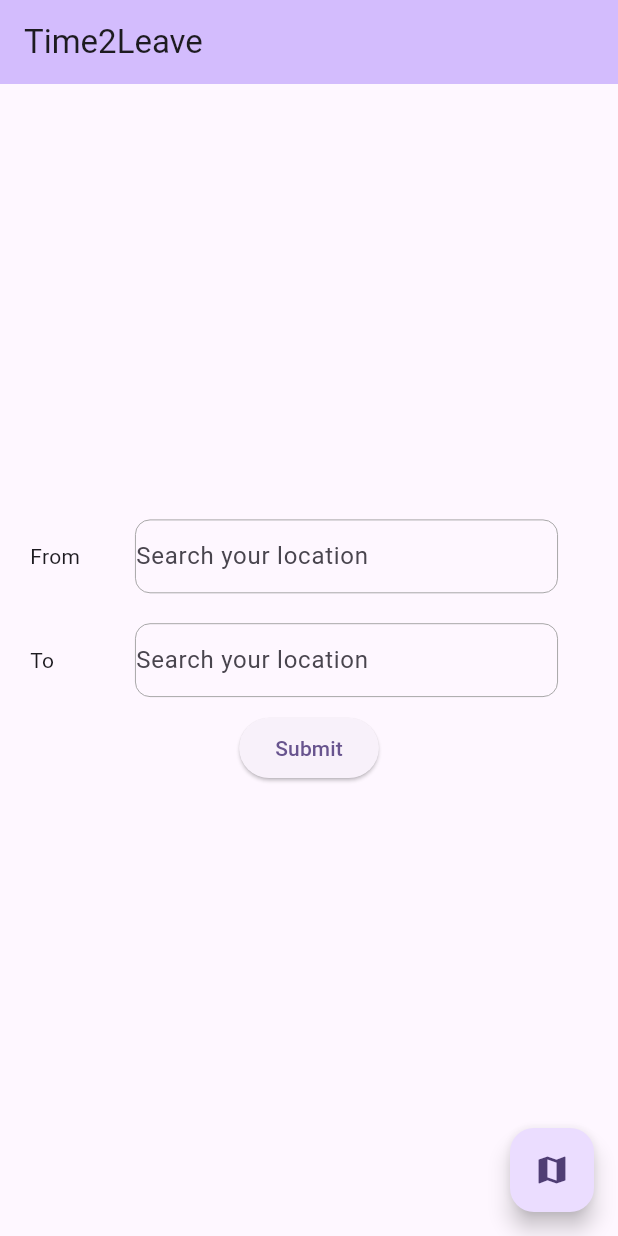
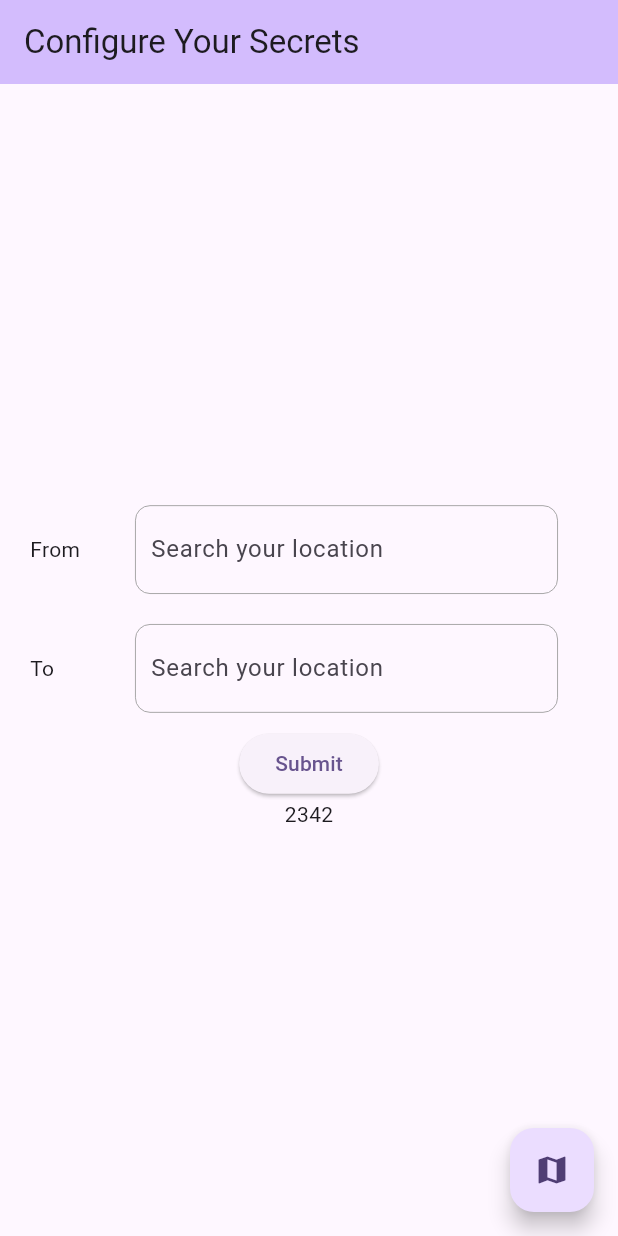
Before and after one commit to Rikenunes8/feup-s-TimeToLeaveAlarm, a Flutter app: the screen it shows after launch, after a tap on "Submit", on a phone screen of 412 x 824 dp. Run offline on Flutter 3.47's test engine with Material 2 defaults, Android fonts, the phone set to English and light mode, and no system bars; drawn by our look-alikes of google_places_flutter; our stand-ins replace google_maps_flutter.

Commit message:
Refactor requests out of page

```diff
--- /dev/null
+++ b/time_to_leave_alarm/lib/app.dart
@@ -0,0 +1,3 @@
+import 'package:time_to_leave_alarm/controllers/api/secret_utils.dart';
+
+const appTitle = secretsConfigured? 'Time2Leave' : 'Configure Your Secrets';
--- /dev/null
+++ b/time_to_leave_alarm/lib/controllers/api/requests/calculate_distance.dart
@@ -0,0 +1,34 @@
+import 'dart:convert';
+
+import 'package:flutter/material.dart';
+import 'package:time_to_leave_alarm/controllers/api/secrets.dart';
+import 'package:http/http.dart' as http;
+
+calculateDistance({
+  required String origin,
+  required String destination,
+  required Function(int) then
+}) {
+  if (googleDistanceAPIKey == '') {
+    debugPrint('Google Distance API Key not configured. Using mock data');
+    then(2342);
+  } else {
+    final queryParameters = {
+      'destinations': destination,
+      'origins': origin,
+      'mode': 'driving',
+      'key': googleDistanceAPIKey,
+    };
+    final uri = Uri.https('maps.googleapis.com',
+        '/maps/api/distancematrix/json', queryParameters);
+    debugPrint(uri.toString());
+    http.get(uri).then((value) {
+      debugPrint(value.body);
+      debugPrint(value.statusCode.toString());
+      var json = jsonDecode(value.body);
+      var element = json["rows"][0]["elements"][0];
+      var time = element["duration_in_traffic"]["value"];
+      then(time);
+    });
+  }
+}
--- /dev/null
+++ b/time_to_leave_alarm/lib/controllers/api/secret_utils.dart
@@ -0,0 +1,5 @@
+import 'package:time_to_leave_alarm/controllers/api/secrets.dart';
+
+const secretsConfigured =
+    googleAutocompleteAPIKey != ''
+    && googleDistanceAPIKey != '';
--- /dev/null
+++ b/time_to_leave_alarm/lib/controllers/api/widgets/AutoCompleteTextField.dart
@@ -0,0 +1,87 @@
+import 'package:flutter/material.dart';
+import 'package:google_places_flutter/google_places_flutter.dart';
+import 'package:google_places_flutter/model/prediction.dart';
+import 'package:time_to_leave_alarm/controllers/api/secrets.dart';
+
+class AutoCompleteTextField extends StatelessWidget {
+  const AutoCompleteTextField(
+      {Key? key,
+      required this.controller,
+      required this.hintText})
+      : super(key: key);
+
+  final TextEditingController controller;
+  final String hintText;
+
+  Widget buildMock(BuildContext context) {
+    return Container(
+      padding: EdgeInsets.symmetric(horizontal: 10, vertical: 5),
+      alignment: Alignment.centerLeft,
+      decoration: BoxDecoration(
+        shape: BoxShape.rectangle,
+        border: Border.all(color: Colors.grey, width: 0.6),
+        borderRadius: BorderRadius.all(Radius.circular(10))
+      ),
+      child: TextField(
+        controller: controller,
+        decoration: InputDecoration(
+          hintText: hintText,
+          border: InputBorder.none,
+          enabledBorder: InputBorder.none,
+        ),
+      )
+    );
+  }
+
+  Widget buildApi(BuildContext context) {
+    return GooglePlaceAutoCompleteTextField(
+      textEditingController: controller,
+      googleAPIKey: googleAutocompleteAPIKey,
+      inputDecoration: InputDecoration(
+        hintText: hintText,
+        border: InputBorder.none,
+        enabledBorder: InputBorder.none,
+      ),
+      debounceTime: 400,
+      countries: ["pt"],
+      isLatLngRequired: false,
+      getPlaceDetailWithLatLng: (Prediction prediction) {
+        print("placeDetails" + prediction.lat.toString());
+      },
+
+      itemClick: (Prediction prediction) {
+        controller.text = prediction.description ?? "";
+        controller.selection = TextSelection.fromPosition(
+            TextPosition(offset: prediction.description?.length ?? 0));
+      },
+      seperatedBuilder: const Divider(),
+      // OPTIONAL// If you want to customize list view item builder
+      itemBuilder: (context, index, Prediction prediction) {
+        return Container(
+          padding: const EdgeInsets.all(10),
+          child: Row(
+            children: [
+              const Icon(Icons.location_on),
+              const SizedBox(
+                width: 7,
+              ),
+              Expanded(child: Text("${prediction.description ?? ""}"))
+            ],
+          ),
+        );
+      },
+
+      isCrossBtnShown: true,
+      // default 600 ms ,
+    );
+  }
+
+  @override
+  Widget build(BuildContext context) {
+    if (googleAutocompleteAPIKey == '') {
+      return buildMock(context);
+    } else {
+      return buildApi(context);
+    }
+  }
+}
--- a/time_to_leave_alarm/lib/main.dart
+++ b/time_to_leave_alarm/lib/main.dart
@@ -1,5 +1,6 @@
 import 'package:flutter/material.dart';
 import 'package:provider/provider.dart';
+import 'package:time_to_leave_alarm/app.dart';
 import 'package:time_to_leave_alarm/controllers/providers/example_provider.dart';
 import 'package:time_to_leave_alarm/theme.dart';
 import 'package:time_to_leave_alarm/views/home_page.dart';
@@ -22,12 +23,12 @@ class MyApp extends StatelessWidget {
         ],
         builder: (context, child) {
           return MaterialApp(
-            title: 'Time2Leave',
+            title: appTitle,
             theme: AppTheme.theme,
             initialRoute: MyHomePage.route,
             routes: {
               MyHomePage.route: (context) =>
-                  const MyHomePage(title: 'Time2Leave'),
+                  const MyHomePage(title: appTitle),
               MapPage.route: (context) => const MapPage(title: 'Map'),
             },
           );
--- a/time_to_leave_alarm/lib/views/home_page.dart
+++ b/time_to_leave_alarm/lib/views/home_page.dart
@@ -1,7 +1,11 @@
+import 'dart:convert';
+
 import 'package:flutter/material.dart';
 import 'package:google_places_flutter/model/prediction.dart';
-import 'package:http/http.dart' as http;
+
 import 'package:google_places_flutter/google_places_flutter.dart';
+import 'package:time_to_leave_alarm/controllers/api/requests/calculate_distance.dart';
+import 'package:time_to_leave_alarm/controllers/api/widgets/AutoCompleteTextField.dart';
 import 'package:time_to_leave_alarm/controllers/api/secrets.dart';
 
 class MyHomePage extends StatefulWidget {
@@ -19,7 +23,7 @@ class _MyHomePageState extends State<MyHomePage> {
   final fromController = TextEditingController();
   final toController = TextEditingController();
 
-  final time_to_leave = '';
+  var time_to_leave = '';
 
   @override
   void dispose() {
@@ -49,7 +53,15 @@ class _MyHomePageState extends State<MyHomePage> {
               placesAutoCompleteTextField('From', fromController),
               placesAutoCompleteTextField('To', toController),
               ElevatedButton(
-                  onPressed: () => submitRequest(),
+                  onPressed: () => calculateDistance(
+                        origin: fromController.text.toString(),
+                        destination: toController.text.toString(),
+                        then: (time) {
+                          setState(() {
+                            time_to_leave = time.toString();
+                          });
+                        },
+                      ),
                   child: const Text("Submit")),
               Text(time_to_leave)
             ],
@@ -59,80 +71,30 @@ class _MyHomePageState extends State<MyHomePage> {
       floatingActionButton: FloatingActionButton(
         onPressed: openMap,
         child: const Icon(Icons.map),
-      ), // This trailing comma makes auto-formatting nicer for build methods.
+      ),
     );
   }
 
   placesAutoCompleteTextField(String label, TextEditingController controller) {
-    Container textField = Container(
-        padding: const EdgeInsets.symmetric(horizontal: 20),
-        margin: const EdgeInsets.symmetric(vertical: 10),
-        child: GooglePlaceAutoCompleteTextField(
-          textEditingController: controller,
-          googleAPIKey: googleAutocompleteAPIKey,
-          inputDecoration: const InputDecoration(
-            hintText: "Search your location",
-            border: InputBorder.none,
-            enabledBorder: InputBorder.none,
-          ),
-          debounceTime: 400,
-          countries: ["pt"],
-          isLatLngRequired: false,
-          getPlaceDetailWithLatLng: (Prediction prediction) {
-            print("placeDetails" + prediction.lat.toString());
-          },
-
-          itemClick: (Prediction prediction) {
-            controller.text = prediction.description ?? "";
-            controller.selection = TextSelection.fromPosition(
-                TextPosition(offset: prediction.description?.length ?? 0));
-          },
-          seperatedBuilder: const Divider(),
-          // OPTIONAL// If you want to customize list view item builder
-          itemBuilder: (context, index, Prediction prediction) {
-            return Container(
-              padding: const EdgeInsets.all(10),
-              child: Row(
-                children: [
-                  const Icon(Icons.location_on),
-                  const SizedBox(
-                    width: 7,
-                  ),
-                  Expanded(child: Text("${prediction.description ?? ""}"))
-                ],
-              ),
-            );
-          },
-
-          isCrossBtnShown: true,
-
-          // default 600 ms ,
-        ));
-
     return Row(
       children: <Widget>[
         Container(
           child: Text(label),
           width: 50,
         ),
-        Expanded(child: textField),
+        Expanded(
+          child: Container(
+            padding: const EdgeInsets.symmetric(horizontal: 20),
+            margin: const EdgeInsets.symmetric(vertical: 10),
+            child: AutoCompleteTextField(
+              controller: controller,
+              hintText: "Search your location",
+            ),
+          ),
+        ),
       ],
     );
   }
 
-  submitRequest() {
-    final queryParameters = {
-      'destinations': fromController.text.toString(),
-      'origins': toController.text.toString(),
-      'mode': 'driving',
-      'key': googleDistanceAPIKey,
-    };
-    final uri = Uri.https('maps.googleapis.com',
-        '/maps/api/distancematrix/json', queryParameters);
-    debugPrint(uri.toString());
-    http.get(uri).then((value) {
-      debugPrint(value.body);
-      debugPrint(value.statusCode.toString());
-    });
-  }
+
 }
```
